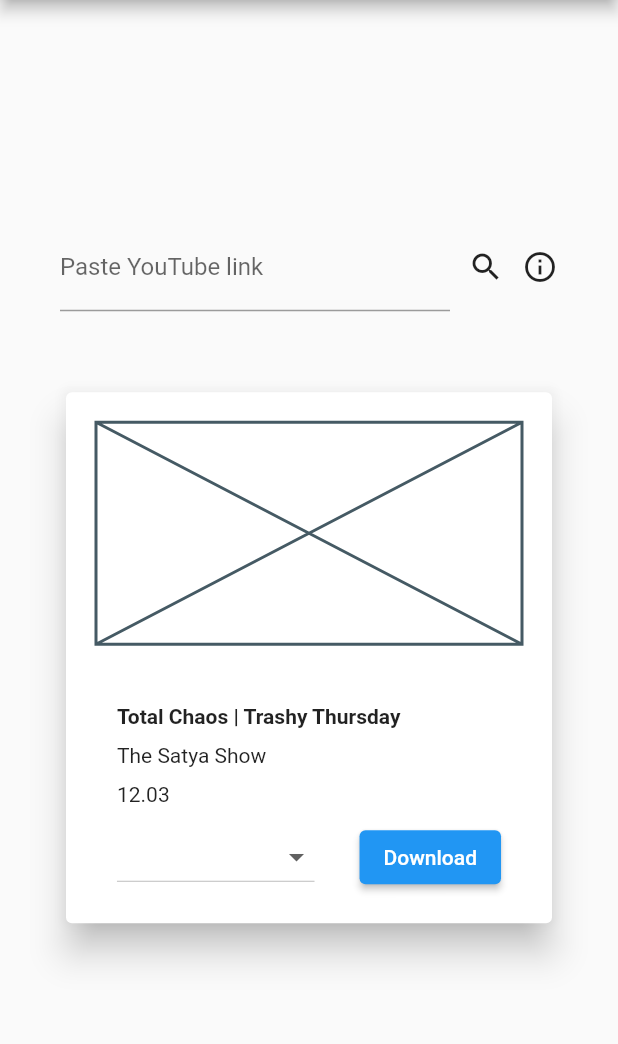
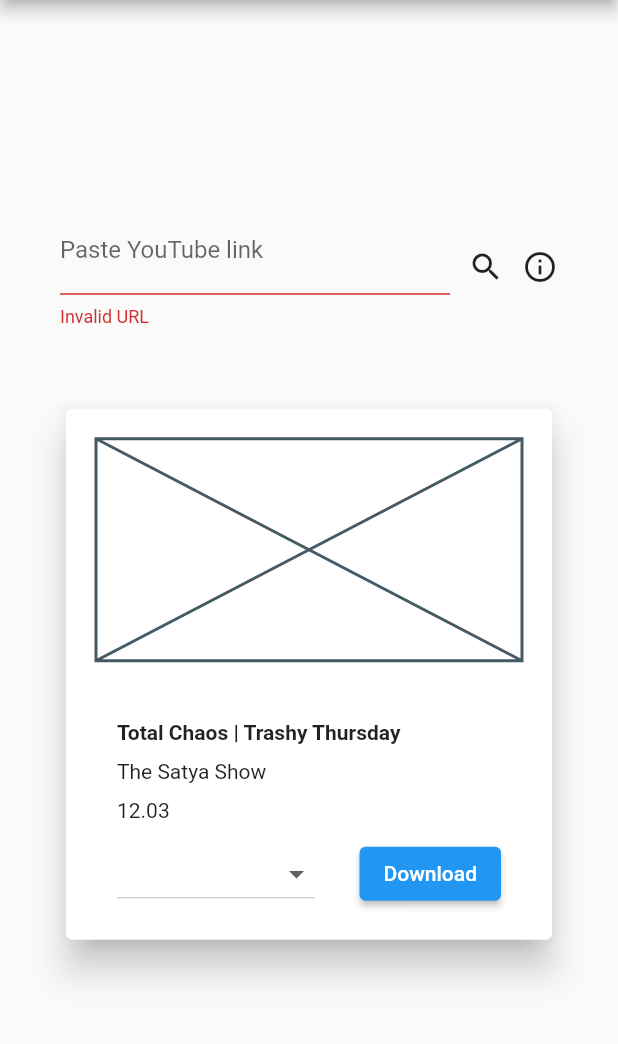
Before and after one commit to aparnapanda55/youtube_downloader, a Flutter app: the screen it shows after launch, after a tap on the "search" icon, on a phone screen of 412 x 824 dp, the part 84-1128 px from its top. Run offline on Flutter 3.47's test engine with Material 2 defaults, Android fonts, the phone set to English and light mode, and no system bars.

Commit message:
form validation skeleton

```diff
--- a/lib/main.dart
+++ b/lib/main.dart
@@ -18,7 +18,7 @@ class MyApp extends StatelessWidget {
         body: Center(
           child: ConstrainedBox(
             constraints: const BoxConstraints(maxWidth: 1000),
-            child: const HomePage(),
+            child: HomePage(),
           ),
         ),
       ),
@@ -27,9 +27,11 @@ class MyApp extends StatelessWidget {
 }
 
 class HomePage extends StatelessWidget {
-  const HomePage({
+  HomePage({
     Key? key,
   }) : super(key: key);
+  final formKey = GlobalKey<FormState>();
+  final urlController = TextEditingController();
 
   @override
   Widget build(BuildContext context) {
@@ -39,17 +41,22 @@ class HomePage extends StatelessWidget {
         child: Column(
           mainAxisAlignment: MainAxisAlignment.center,
           children: [
-            Row(
+            Form(
+              key: formKey,
+              child: Row(
                 children: [
-                const Expanded(
-                  child: TextField(
-                    decoration: InputDecoration(
+                  Expanded(
+                    child: TextFormField(
+                      controller: urlController,
+                      decoration: const InputDecoration(
                         labelText: 'Paste YouTube link',
                       ),
+                      onFieldSubmitted: submitForm,
+                      validator: validate,
                     ),
                   ),
                   IconButton(
-                  onPressed: () {},
+                    onPressed: () => submitForm(urlController.text),
                     icon: const Icon(Icons.search),
                   ),
                   const Tooltip(
@@ -59,6 +66,7 @@ class HomePage extends StatelessWidget {
                   ),
                 ],
               ),
+            ),
             const SizedBox(
               height: 50,
             ),
@@ -67,6 +75,16 @@ class HomePage extends StatelessWidget {
         ),
       ),
     );
+  }
+
+  void submitForm(String url) {
+    final state = formKey.currentState;
+    if (state == null || !state.validate()) return;
+    print('fetching details');
+  }
+
+  String? validate(String? url) {
+    return 'Invalid URL';
   }
 }
 
```
Lines whose indentation alone changed are shown as unchanged.
